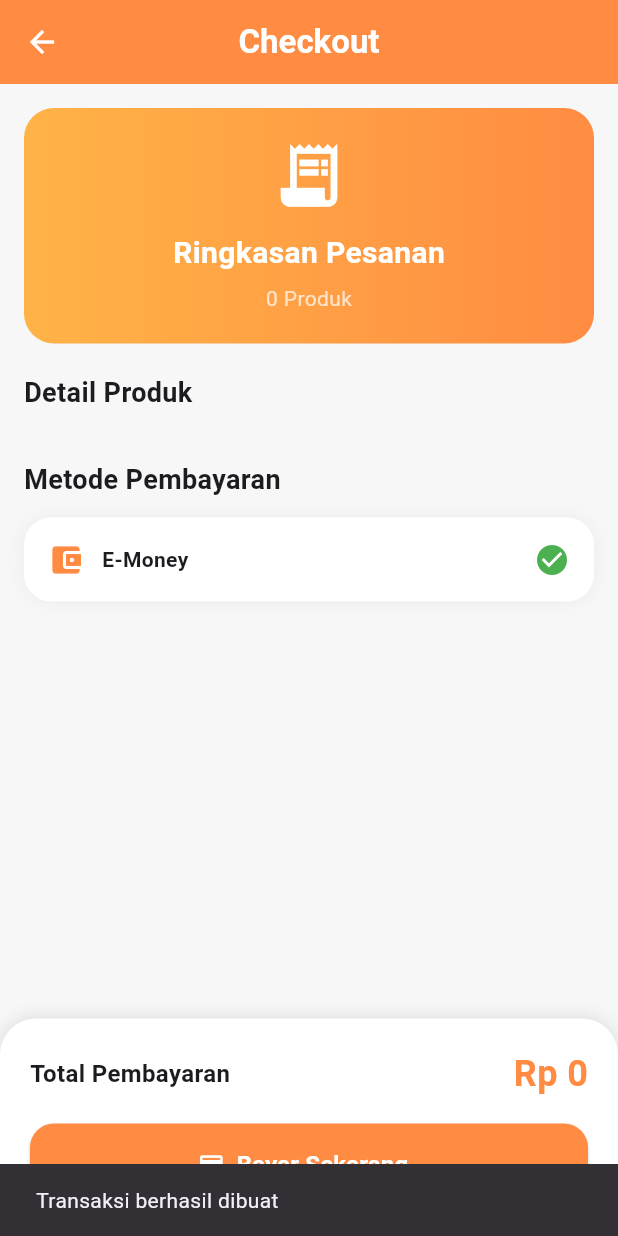
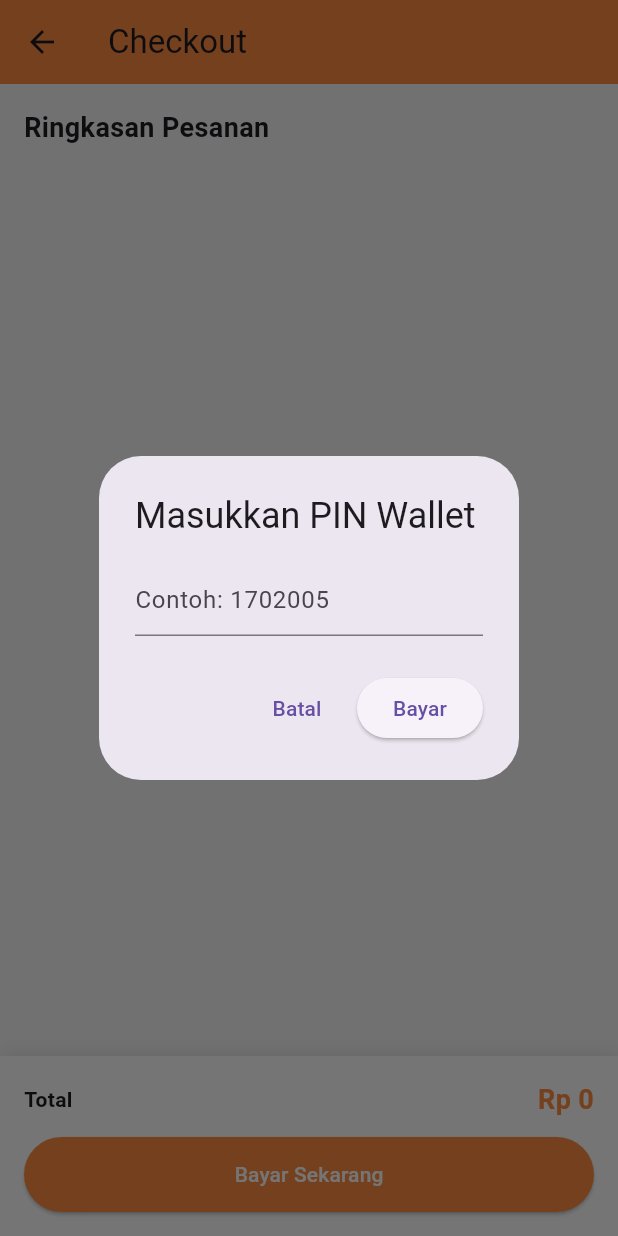
Before and after one commit to hiofadlikaakbar/semangat-mandiri-marketplace-mobile, a Flutter app: the CheckoutPage screen opened directly, after a tap on "Bayar Sekarang", on a phone screen of 412 x 824 dp. Run offline on Flutter 3.47's test engine with Material 3 defaults, Android fonts, the phone set to English and light mode, and no system bars; our stand-ins replace cloud_firestore, firebase_auth, firebase_core, firebase_messaging, google_sign_in, shared_preferences; accounts and stored records are empty.

Commit message:
rombak total checkout page dengan yang sudah tersambung wallet

```diff
--- a/lib/features/payment/checkout_page.dart
+++ b/lib/features/payment/checkout_page.dart
@@ -2,27 +2,113 @@ import 'package:flutter/material.dart';
 import 'package:provider/provider.dart';
 import 'package:cloud_firestore/cloud_firestore.dart';
 import 'package:firebase_auth/firebase_auth.dart';
+
 import '../providers/cart_provider.dart';
 
-class CheckoutPage extends StatelessWidget {
+class CheckoutPage extends StatefulWidget {
   const CheckoutPage({super.key});
-  Future<void> createTransaction(BuildContext context) async {
+
+  @override
+  State<CheckoutPage> createState() => _CheckoutPageState();
+}
+
+class _CheckoutPageState extends State<CheckoutPage> {
+  final TextEditingController pinController = TextEditingController();
+  bool isLoading = false;
+
+  void _showPinDialog() {
+    showDialog(
+      context: context,
+      builder: (context) {
+        return AlertDialog(
+          title: const Text("Masukkan PIN Wallet"),
+          content: TextField(
+            controller: pinController,
+            obscureText: true,
+            keyboardType: TextInputType.number,
+            decoration: const InputDecoration(hintText: "Contoh: 1702005"),
+          ),
+          actions: [
+            TextButton(
+              onPressed: () => Navigator.pop(context),
+              child: const Text("Batal"),
+            ),
+            ElevatedButton(
+              onPressed: () async {
+                Navigator.pop(context);
+                await _processPayment();
+              },
+              child: const Text("Bayar"),
+            ),
+          ],
+        );
+      },
+    );
+  }
+
+  Future<void> _processPayment() async {
     final cart = Provider.of<CartProvider>(context, listen: false);
-
     final user = FirebaseAuth.instance.currentUser;
 
     if (user == null) return;
 
+    setState(() => isLoading = true);
+
+    try {
+      final walletRef = FirebaseFirestore.instance
+          .collection('wallet_users')
+          .doc(user.uid);
+
+      final walletSnap = await walletRef.get();
+
+      if (!walletSnap.exists) {
+        throw "Wallet tidak ditemukan";
+      }
+
+      final data = walletSnap.data() as Map<String, dynamic>;
+
+      final savedPin = data['pin'];
+      final balance = data['balance'] ?? 0;
+      final total = cart.totalPrice.toInt();
+
+      // 🔐 cek PIN
+      if (pinController.text != savedPin) {
+        throw "PIN salah";
+      }
+
+      // 💰 cek saldo
+      if (balance < total) {
+        throw "Saldo tidak cukup";
+      }
+
+      // ➖ update saldo wallet
+      await walletRef.update({'balance': balance - total});
+
+      // 📦 create transaction
       await FirebaseFirestore.instance.collection('transactions').add({
         'userId': user.uid,
-      'amount': cart.totalPrice,
-      'status': 'pending',
+        'amount': total,
+        'status': 'success',
         'createdAt': Timestamp.now(),
       });
 
+      // 🧹 clear cart
+      cart.clearCart();
+
+      if (!mounted) return;
+
       ScaffoldMessenger.of(
         context,
-    ).showSnackBar(const SnackBar(content: Text("Transaksi berhasil dibuat")));
+      ).showSnackBar(const SnackBar(content: Text("Pembayaran berhasil")));
+
+      Navigator.popUntil(context, (route) => route.isFirst);
+    } catch (e) {
+      ScaffoldMessenger.of(
+        context,
+      ).showSnackBar(SnackBar(content: Text(e.toString())));
+    }
+
+    setState(() => isLoading = false);
   }
 
   @override
@@ -33,14 +119,8 @@ class CheckoutPage extends StatelessWidget {
       backgroundColor: const Color(0xFFF7F7F7),
 
       appBar: AppBar(
-        elevation: 0,
-        centerTitle: true,
         backgroundColor: const Color(0xFFFF8C42),
-        title: const Text(
-          "Checkout",
-          style: TextStyle(color: Colors.white, fontWeight: FontWeight.bold),
-        ),
-        iconTheme: const IconThemeData(color: Colors.white),
+        title: const Text("Checkout"),
       ),
 
       body: Column(
@@ -49,169 +129,32 @@ class CheckoutPage extends StatelessWidget {
             child: ListView(
               padding: const EdgeInsets.all(16),
               children: [
-                // HEADER CARD
-                Container(
-                  padding: const EdgeInsets.all(20),
-                  decoration: BoxDecoration(
-                    gradient: const LinearGradient(
-                      colors: [Color(0xFFFFB347), Color(0xFFFF8C42)],
-                    ),
-                    borderRadius: BorderRadius.circular(20),
-                  ),
-                  child: Column(
-                    children: [
-                      const Icon(
-                        Icons.receipt_long,
-                        color: Colors.white,
-                        size: 50,
-                      ),
-
-                      const SizedBox(height: 12),
-
                 const Text(
                   "Ringkasan Pesanan",
-                        style: TextStyle(
-                          color: Colors.white,
-                          fontWeight: FontWeight.bold,
-                          fontSize: 20,
-                        ),
-                      ),
-
-                      const SizedBox(height: 6),
-
-                      Text(
-                        "${cart.items.length} Produk",
-                        style: const TextStyle(color: Colors.white70),
-                      ),
-                    ],
-                  ),
-                ),
-
-                const SizedBox(height: 20),
-
-                const Text(
-                  "Detail Produk",
                   style: TextStyle(fontSize: 18, fontWeight: FontWeight.bold),
                 ),
 
                 const SizedBox(height: 12),
 
                 ...cart.items.map((item) {
-                  return Container(
-                    margin: const EdgeInsets.only(bottom: 12),
-                    padding: const EdgeInsets.all(12),
-                    decoration: BoxDecoration(
-                      color: Colors.white,
-                      borderRadius: BorderRadius.circular(18),
-                      boxShadow: [
-                        BoxShadow(
-                          color: Colors.black.withOpacity(0.05),
-                          blurRadius: 10,
+                  return Card(
+                    child: ListTile(
+                      title: Text(item.name),
+                      subtitle: Text("${item.quantity} x Rp ${item.price}"),
+                      trailing: Text(
+                        "Rp ${(item.price * item.quantity).toInt()}",
                       ),
-                      ],
-                    ),
-                    child: Row(
-                      children: [
-                        ClipRRect(
-                          borderRadius: BorderRadius.circular(12),
-                          child: Image.network(
-                            item.image,
-                            width: 70,
-                            height: 70,
-                            fit: BoxFit.cover,
-                          ),
-                        ),
-
-                        const SizedBox(width: 12),
-
-                        Expanded(
-                          child: Column(
-                            crossAxisAlignment: CrossAxisAlignment.start,
-                            children: [
-                              Text(
-                                item.name,
-                                style: const TextStyle(
-                                  fontWeight: FontWeight.bold,
-                                ),
-                              ),
-
-                              const SizedBox(height: 6),
-
-                              Text(
-                                item.category,
-                                style: TextStyle(
-                                  color: Colors.grey.shade600,
-                                  fontSize: 12,
-                                ),
-                              ),
-
-                              const SizedBox(height: 6),
-
-                              Text(
-                                "${item.quantity} x Rp ${item.price.toStringAsFixed(0)}",
-                                style: const TextStyle(
-                                  color: Color(0xFFFF8C42),
-                                  fontWeight: FontWeight.bold,
-                                ),
-                              ),
-                            ],
-                          ),
-                        ),
-                      ],
                     ),
                   );
                 }).toList(),
-
-                const SizedBox(height: 20),
-
-                const Text(
-                  "Metode Pembayaran",
-                  style: TextStyle(fontSize: 18, fontWeight: FontWeight.bold),
-                ),
-
-                const SizedBox(height: 12),
-
-                Container(
-                  padding: const EdgeInsets.all(16),
-                  decoration: BoxDecoration(
-                    color: Colors.white,
-                    borderRadius: BorderRadius.circular(18),
-                    boxShadow: [
-                      BoxShadow(
-                        color: Colors.black.withOpacity(0.05),
-                        blurRadius: 10,
-                      ),
-                    ],
-                  ),
-                  child: const Row(
-                    children: [
-                      Icon(
-                        Icons.account_balance_wallet,
-                        color: Color(0xFFFF8C42),
-                      ),
-
-                      SizedBox(width: 12),
-
-                      Expanded(
-                        child: Text(
-                          "E-Money",
-                          style: TextStyle(fontWeight: FontWeight.bold),
-                        ),
-                      ),
-
-                      Icon(Icons.check_circle, color: Colors.green),
-                    ],
-                  ),
-                ),
               ],
             ),
           ),
 
           Container(
-            padding: const EdgeInsets.all(20),
+            padding: const EdgeInsets.all(16),
             decoration: const BoxDecoration(
               color: Colors.white,
-              borderRadius: BorderRadius.vertical(top: Radius.circular(24)),
               boxShadow: [BoxShadow(color: Colors.black12, blurRadius: 10)],
             ),
             child: Column(
@@ -220,52 +163,36 @@ class CheckoutPage extends StatelessWidget {
                   mainAxisAlignment: MainAxisAlignment.spaceBetween,
                   children: [
                     const Text(
-                      "Total Pembayaran",
-                      style: TextStyle(
-                        fontSize: 16,
-                        fontWeight: FontWeight.w600,
+                      "Total",
+                      style: TextStyle(fontWeight: FontWeight.bold),
                     ),
-                    ),
-
                     Text(
-                      "Rp ${cart.totalPrice.toStringAsFixed(0)}",
+                      "Rp ${cart.totalPrice.toInt()}",
                       style: const TextStyle(
-                        fontSize: 24,
+                        fontSize: 18,
+                        color: Color(0xFFFF8C42),
                         fontWeight: FontWeight.bold,
-                        color: Color(0xFFFF8C42),
                       ),
                     ),
                   ],
                 ),
 
-                const SizedBox(height: 16),
+                const SizedBox(height: 12),
 
                 SizedBox(
                   width: double.infinity,
-                  height: 55,
-                  child: ElevatedButton.icon(
-                    icon: const Icon(Icons.payment, color: Colors.white),
-                    label: const Text(
-                      "Bayar Sekarang",
-                      style: TextStyle(
-                        color: Colors.white,
-                        fontWeight: FontWeight.bold,
-                        fontSize: 16,
-                      ),
-                    ),
+                  height: 50,
+                  child: ElevatedButton(
                     style: ElevatedButton.styleFrom(
                       backgroundColor: const Color(0xFFFF8C42),
-                      shape: RoundedRectangleBorder(
-                        borderRadius: BorderRadius.circular(16),
                     ),
+                    onPressed: isLoading ? null : _showPinDialog,
+                    child: isLoading
+                        ? const CircularProgressIndicator(color: Colors.white)
+                        : const Text(
+                            "Bayar Sekarang",
+                            style: TextStyle(color: Colors.white),
                           ),
-                    onPressed: () async {
-                      await createTransaction(context);
-
-                      // cart.clearCart();
-
-                      // Navigator.popUntil(context, (route) => route.isFirst);
-                    },
                   ),
                 ),
               ],
```
Lines whose indentation alone changed are shown as unchanged.
